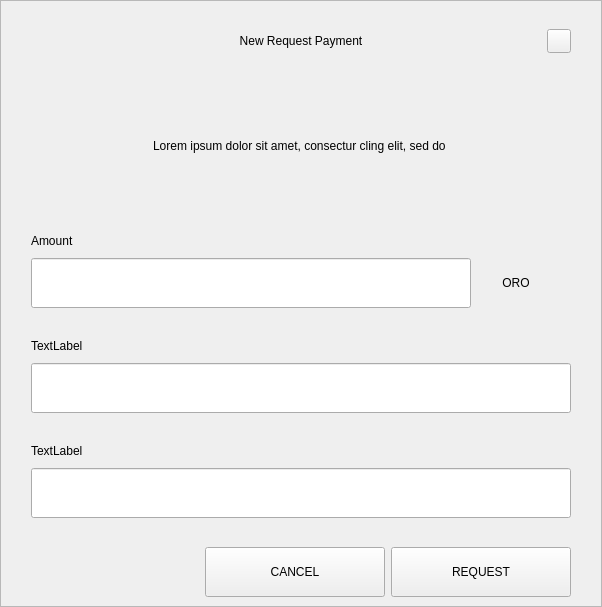
Old version of the form src/qt/oro/forms/requestdialog.ui in the repository ORO-mlm/ORO-Core.
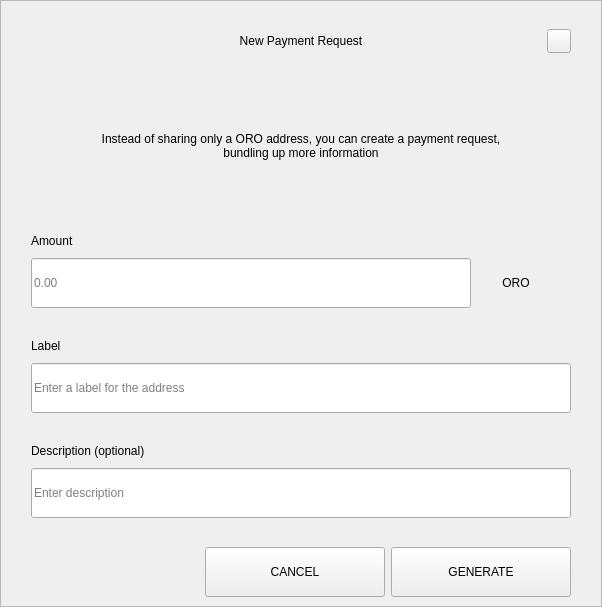
New version of the form.

```diff
--- a/src/qt/oro/forms/requestdialog.ui
+++ b/src/qt/oro/forms/requestdialog.ui
@@ -92,7 +92,7 @@
            <string notr="true">padding-left:24px;</string>
           </property>
           <property name="text">
-           <string>New Request Payment</string>
+           <string>New Payment Request</string>
           </property>
           <property name="alignment">
            <set>Qt::AlignCenter</set>
@@ -210,7 +210,7 @@
              </size>
             </property>
             <property name="text">
-             <string>Lorem ipsum dolor sit amet, consectur cling elit, sed do </string>
+             <string>Instead of sharing only a ORO address, you can create a payment request, bundling up more information</string>
             </property>
             <property name="alignment">
              <set>Qt::AlignCenter</set>
@@ -289,6 +289,9 @@
                     <height>50</height>
                    </size>
                   </property>
+                  <property name="placeholderText">
+                   <string notr="true">0.00</string>
+                  </property>
                  </widget>
                 </item>
                 <item>
@@ -376,7 +379,7 @@
                </size>
               </property>
               <property name="text">
-               <string>TextLabel</string>
+               <string>Label</string>
               </property>
              </widget>
             </item>
@@ -394,6 +397,9 @@
                 <height>50</height>
                </size>
               </property>
+              <property name="placeholderText">
+               <string>Enter a label for the address</string>
+              </property>
              </widget>
             </item>
            </layout>
@@ -434,7 +440,7 @@
                </size>
               </property>
               <property name="text">
-               <string>TextLabel</string>
+               <string>Description (optional)</string>
               </property>
              </widget>
             </item>
@@ -452,6 +458,9 @@
                 <height>50</height>
                </size>
               </property>
+              <property name="placeholderText">
+               <string>Enter description</string>
+              </property>
              </widget>
             </item>
             <item>
@@ -672,7 +681,7 @@
             <enum>Qt::NoFocus</enum>
            </property>
            <property name="text">
-            <string>REQUEST</string>
+            <string>GENERATE</string>
            </property>
           </widget>
          </item>
```
Left out of the diff: 2 changed lines with no effect on the pictures.
